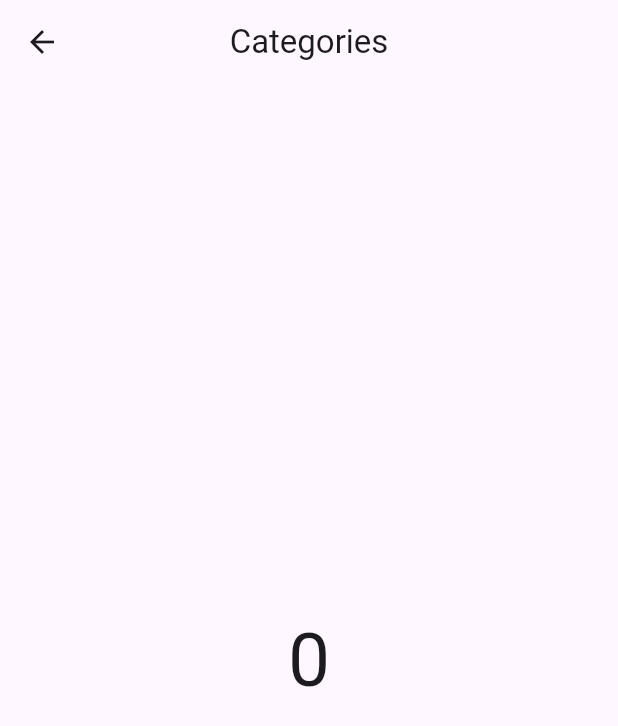
After one commit to cybersleuth0/Wallpaper_app, a Flutter app: the screen it shows after launch, after a tap on "Abstract", on a phone screen of 412 x 824 dp. The commit adds this screen. Shown: the top 726 px of the screen. Run offline on Flutter 3.47's test engine with Material 3 defaults, Android fonts, the phone set to English and light mode, and no system bars.

Commit message:
homepage complete

```diff
--- a/lib/main.dart
+++ b/lib/main.dart
@@ -1,5 +1,6 @@
 import 'package:flutter/cupertino.dart';
 import 'package:flutter/material.dart';
+import 'package:wallpaper/second_page.dart';
 import 'package:wallpaper/wallpaper_homepage.dart';
 
 void main() {
@@ -10,8 +11,12 @@ class Ourapp extends StatelessWidget {
   @override
   Widget build(BuildContext context) {
     return MaterialApp(
-      home: Wallpaper_homepage(),
       debugShowCheckedModeBanner: false,
+      initialRoute: "/",
+      routes: {
+        "/": (context) => Wallpaper_homepage(),
+        "categories": (_) => Categories()
+      },
     );
   }
 }
--- /dev/null
+++ b/lib/second_page.dart
@@ -0,0 +1,26 @@
+import 'package:flutter/cupertino.dart';
+import 'package:flutter/material.dart';
+
+class Categories extends StatefulWidget {
+  @override
+  State<StatefulWidget> createState() => _categories_state();
+}
+
+class _categories_state extends State<Categories> {
+  int count = 0;
+
+  @override
+  Widget build(BuildContext context) {
+    return Scaffold(
+      appBar: AppBar(
+        title: Text("Categories"),
+        centerTitle: true,
+      ),
+      body: Center(
+          child: Text(
+        "${count}",
+        style: TextStyle(fontSize: 50),
+      )),
+    );
+  }
+}
--- a/lib/wallpaper_homepage.dart
+++ b/lib/wallpaper_homepage.dart
@@ -122,10 +122,11 @@ class Wallpaper_homepage extends StatelessWidget {
                     mainAxisSpacing: 10,
                     //use for getting space in row
                     children: [
-                      categoriesstack(categoriName: "Abstract"),
-                      categoriesstack(categoriName: "Nature"),
-                      categoriesstack(categoriName: "galaxy"),
-                      categoriesstack(categoriName: "flower"),
+                      categoriesstack(
+                          categoriName: "Abstract", context: context),
+                      categoriesstack(categoriName: "Nature", context: context),
+                      categoriesstack(categoriName: "galaxy", context: context),
+                      categoriesstack(categoriName: "flower", context: context),
                     ],
                   ),
                 )
@@ -152,8 +153,12 @@ class Wallpaper_homepage extends StatelessWidget {
     );
   }
 
-  Widget categoriesstack({required String categoriName}) {
-    return Stack(
+  Widget categoriesstack({required String categoriName, context}) {
+    return InkWell(
+      onTap: () {
+        Navigator.pushNamed(context, "categories");
+      },
+      child: Stack(
         children: [
           Container(
             decoration: BoxDecoration(
@@ -177,6 +182,7 @@ class Wallpaper_homepage extends StatelessWidget {
                     fontFamily: "SlacksideOne"),
               ))
         ],
+      ),
     );
   }
 }
```
Lines whose indentation alone changed are shown as unchanged.
